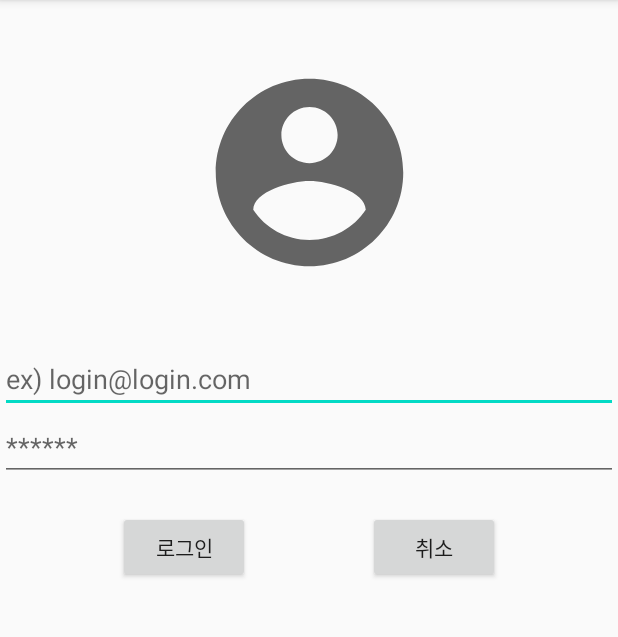
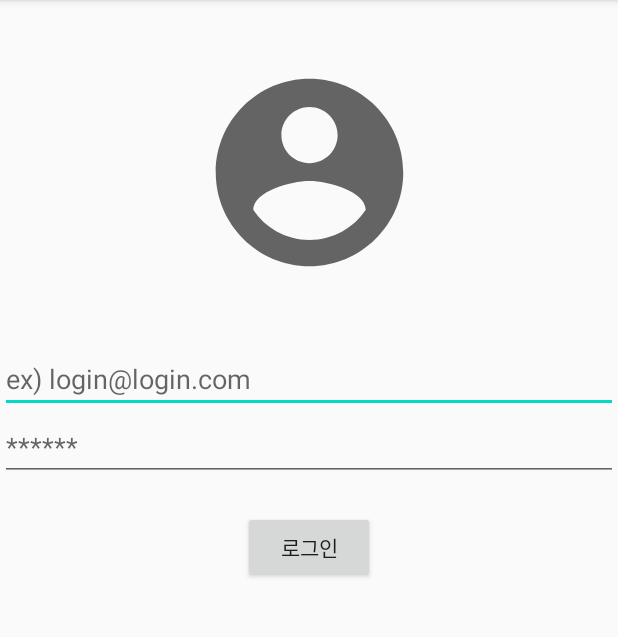
Before and after one commit to DongSu-Park/SourceTree_Tutorial, an Android app: the screen it shows after launch (LoginActivity), on a phone screen of 412 x 824 dp, the part 84-721 px from its top. Run offline under Robolectric (Android 15) with nearby library versions, the phone set to English and light mode, and no system bars; 1 statement that could not run was skipped.

Commit message:
delete cancel button

```diff
--- a/app/src/main/res/layout/activity_login.xml
+++ b/app/src/main/res/layout/activity_login.xml
@@ -42,20 +42,10 @@
         android:id="@+id/btn_login"
         android:layout_width="wrap_content"
         android:layout_height="wrap_content"
+        android:layout_marginTop="20dp"
         android:text="@string/btn_login"
-        android:layout_marginTop="20dp"
+        app:layout_constraintStart_toStartOf="parent"
         app:layout_constraintTop_toBottomOf="@id/et_password"
-        app:layout_constraintStart_toStartOf="parent"
-        app:layout_constraintEnd_toStartOf="@id/btn_cancel"/>
-
-    <Button
-        android:id="@+id/btn_cancel"
-        android:layout_width="wrap_content"
-        android:layout_height="wrap_content"
-        android:text="@string/btn_cancel"
-        android:layout_marginTop="20dp"
-        app:layout_constraintTop_toBottomOf="@id/et_password"
-        app:layout_constraintStart_toEndOf="@id/btn_login"
         app:layout_constraintEnd_toEndOf="parent"/>
 
 </androidx.constraintlayout.widget.ConstraintLayout>
```
